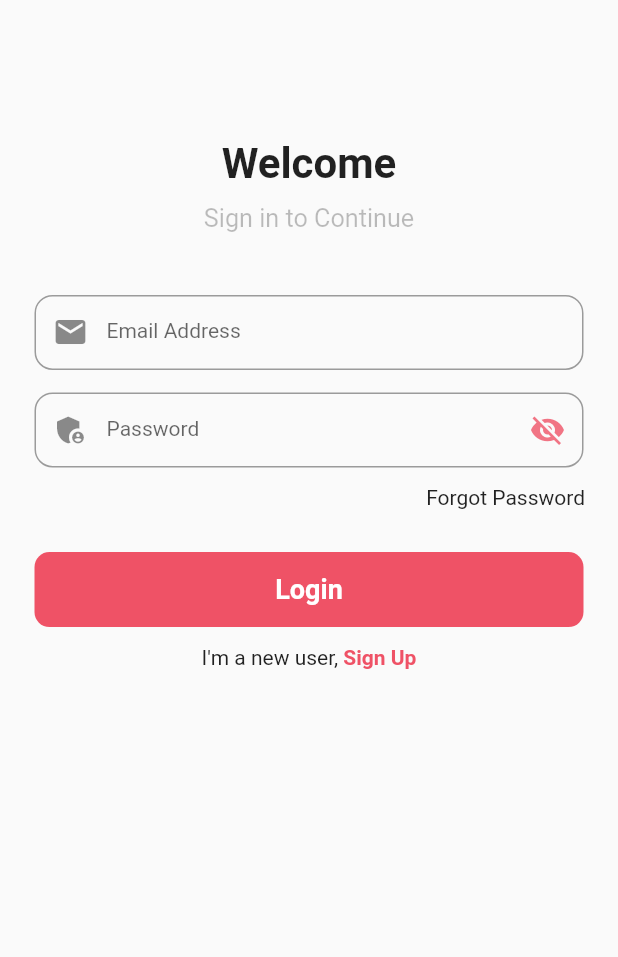
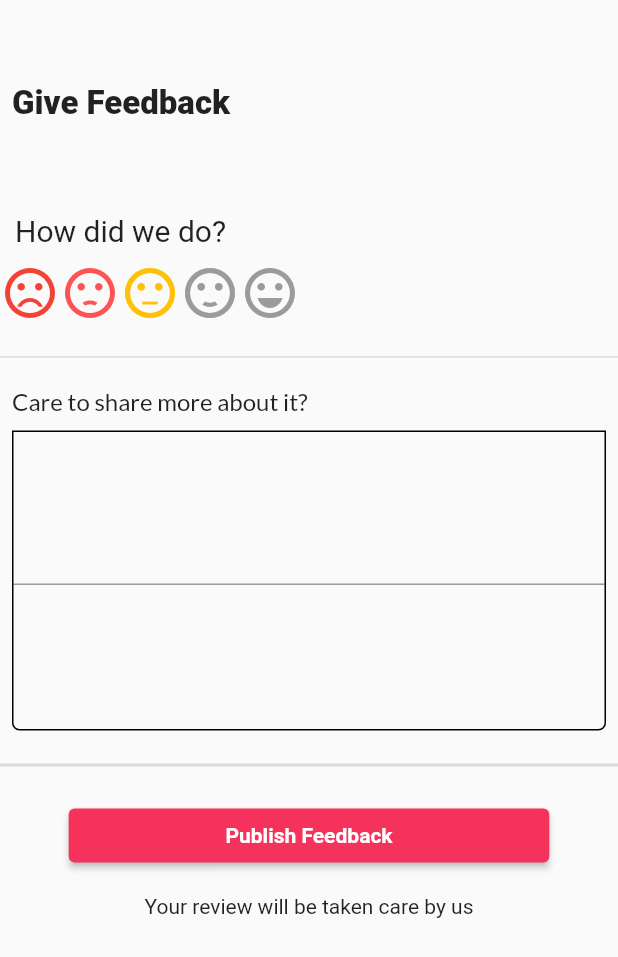
Before and after one commit to swapnilshah-simform/LunchTime_Flutter, a Flutter app: the screen it shows after launch, on a phone screen of 412 x 824 dp. Shown: the top 957 px of the screen. Run offline on Flutter 3.47's test engine with Material 2 defaults, Android fonts, the phone set to English and light mode, and no system bars; drawn by our look-alikes of flutter_rating_bar; our stand-ins replace dio, google_fonts, retrofit; generated files the repository leaves out were written again.

Commit message:
Feedback page completed

```diff
--- a/lib/custom_widgets/custom_button.dart
+++ b/lib/custom_widgets/custom_button.dart
@@ -1,4 +1,5 @@
 import 'package:flutter/material.dart';
+import 'package:google_fonts/google_fonts.dart';
 import 'package:lunchtime_frontend/utils/colors.dart';
 import 'package:lunchtime_frontend/utils/strings.dart';
 
@@ -28,8 +29,11 @@ class ElevatedGradientButton extends StatelessWidget {
         ),
         child: Text(
           label ?? StringApp.textFieldHintDisplay,
-          style: const TextStyle(
-              fontSize: 18, color: Colors.white, fontWeight: FontWeight.w600),
+          style: GoogleFonts.lato(
+            fontSize: 18,
+            color: Colors.white,
+            fontWeight: FontWeight.w600,
+          ),
         ),
         onPressed: () {
           onPressed!();
--- /dev/null
+++ b/lib/custom_widgets/feedback_widget.dart
@@ -0,0 +1,173 @@
+import 'package:flutter/material.dart';
+import 'package:flutter_rating_bar/flutter_rating_bar.dart';
+import 'package:google_fonts/google_fonts.dart';
+import 'package:lunchtime_frontend/utils/strings.dart';
+
+import '../data/feedback_model.dart';
+import '../retrofit/api_service.dart';
+
+class FeedbackScreenWidget extends StatelessWidget {
+  FeedbackScreenWidget({Key? key}) : super(key: key);
+
+  double star = 0;
+  String comment = "";
+  TextEditingController feedback = TextEditingController();
+
+  @override
+  Widget build(BuildContext context) {
+    return Column(
+      children: [
+        Padding(
+          padding: EdgeInsets.only(
+            left: 8,
+          ),
+          child: Align(
+            alignment: Alignment.topLeft,
+            child: Text(
+              StringApp.feedback,
+              style: TextStyle(fontSize: 22, fontWeight: FontWeight.w900),
+            ),
+          ),
+        ),
+        Padding(
+          padding: const EdgeInsets.only(top: 60.0, left: 10),
+          child: Align(
+            alignment: Alignment.topLeft,
+            child: Text(
+              StringApp.how,
+              textAlign: TextAlign.left,
+              style: (TextStyle(
+                fontSize: 20,
+              )),
+            ),
+          ),
+        ),
+        Padding(
+          padding: const EdgeInsets.only(top: 10.0),
+          child: Align(
+            alignment: Alignment.topLeft,
+            child: RatingBar.builder(
+              initialRating: 3,
+              itemCount: 5,
+              itemBuilder: (context, index) {
+                switch (index) {
+                  case 0:
+                    return Icon(
+                      Icons.sentiment_very_dissatisfied,
+                      color: Colors.red,
+                    );
+                  case 1:
+                    return Icon(
+                      Icons.sentiment_dissatisfied,
+                      color: Colors.redAccent,
+                    );
+                  case 2:
+                    return Icon(
+                      Icons.sentiment_neutral,
+                      color: Colors.amber,
+                    );
+                  case 3:
+                    return Icon(
+                      Icons.sentiment_satisfied,
+                      color: Colors.lightGreen,
+                    );
+                  case 4:
+                    return Icon(
+                      Icons.sentiment_very_satisfied,
+                      color: Colors.green,
+                    );
+                  default:
+                    return Container();
+                }
+              },
+              onRatingUpdate: (rating) {
+                star = rating;
+              },
+            ),
+          ),
+        ),
+        Padding(
+          padding: const EdgeInsets.only(top: 15.0),
+          child: Divider(
+            thickness: 1,
+          ),
+        ),
+        Padding(
+          padding: const EdgeInsets.only(top: 12.0, left: 8),
+          child: Align(
+            alignment: Alignment.topLeft,
+            child: Text(
+              StringApp.care,
+              style: GoogleFonts.lato(fontSize: 16),
+            ),
+          ),
+        ),
+        Padding(
+          padding: const EdgeInsets.only(left: 8.0, right: 8, top: 10),
+          child: Container(
+            height: 200,
+            decoration: BoxDecoration(
+              borderRadius: BorderRadius.only(
+                bottomLeft: Radius.circular(5),
+                bottomRight: Radius.circular(5),
+              ),
+              border: Border.all(
+                width: 1,
+              ),
+            ),
+            child: Padding(
+              padding: EdgeInsets.zero,
+              child: TextFormField(
+                controller: feedback,
+                decoration: InputDecoration(
+                  focusedBorder: InputBorder.none,
+                ),
+                style: GoogleFonts.lato(
+                  fontSize: 22,
+                ),
+                maxLines: 3,
+              ),
+            ),
+          ),
+        ),
+        Padding(
+          padding: const EdgeInsets.only(top: 15.0),
+          child: Divider(
+            thickness: 2,
+          ),
+        ),
+        Padding(
+          padding: const EdgeInsets.only(top: 15.0),
+          child: ElevatedButton(
+            onPressed: () async {
+              var res = await client.feedback(
+                FeedbackReview(
+                  menu_rev_star: star,
+                  menu_rev_comment: feedback.text,
+                ),
+              );
+              if (res.response.statusCode == 201) {
+                print("Sucess");
+              }
+            },
+            child: Container(
+              width: MediaQuery.of(context).size.width * 0.7,
+              child: Text(
+                StringApp.publsih,
+                textAlign: TextAlign.center,
+              ),
+            ),
+          ),
+        ),
+        Padding(
+          padding: const EdgeInsets.only(
+            top: 15.0,
+          ),
+          child: Text(
+            "Your review will be taken care by us",
+          ),
+        ),
+      ],
+    );
+  }
+}
--- /dev/null
+++ b/lib/data/feedback_model.dart
@@ -0,0 +1,19 @@
+import 'package:json_annotation/json_annotation.dart';
+
+part 'feedback_model.g.dart';
+
+@JsonSerializable()
+class FeedbackReview {
+  final double menu_rev_star;
+  final String menu_rev_comment;
+
+  FeedbackReview({
+    required this.menu_rev_star,
+    required this.menu_rev_comment,
+  });
+
+  factory FeedbackReview.fromJson(Map<String, dynamic> json) =>
+      _$FeedbackReviewFromJson(json);
+
+  Map<String, dynamic> toJson() => _$FeedbackReviewToJson(this);
+}
--- a/lib/main.dart
+++ b/lib/main.dart
@@ -1,7 +1,7 @@
 import 'package:flutter/material.dart';
 import 'package:flutter/services.dart';
 import 'package:lunchtime_frontend/routes/route_generator.dart';
-import 'package:lunchtime_frontend/screens/login_screen.dart';
+import 'package:lunchtime_frontend/screens/feedback_screen.dart';
 
 import 'utils/strings.dart';
 import 'utils/themes.dart';
@@ -15,6 +15,6 @@ void main() {
     debugShowCheckedModeBanner: false,
     theme: CustomTheme.lightTheme,
     title: StringApp.materialAppButtonTitle,
-    home: const LoginScreen(),
+    home: const FeedBackScreen(),
   ));
 }
--- a/lib/retrofit/api_service.dart
+++ b/lib/retrofit/api_service.dart
@@ -2,29 +2,36 @@ import 'package:dio/dio.dart';
 import 'package:retrofit/http.dart';
 import 'package:retrofit/retrofit.dart';
 
+import '../data/feedback_model.dart';
 import '../data/user_sign_up.dart';
 
 part 'api_service.g.dart';
 
 class Apis {
-  static const String signUp = 'register/';
-  static const String signIn = 'login/';
+  static const String signUp = 'api/register/';
+  static const String signIn = 'api/login/';
+  static const String feedback = 'api/feedback/';
 }
 
 @RestApi(baseUrl: "http://172.16.3.143:8000/")
 abstract class ApiClient {
   factory ApiClient(Dio dio, {required String baseUrl}) {
-    dio.interceptors.add(LogInterceptor(requestBody: true, responseBody: true));
+    dio.interceptors.add(
+      LogInterceptor(requestBody: true, responseBody: true),
+    );
     return _ApiClient(dio, baseUrl: baseUrl);
   }
 
   @POST(Apis.signUp)
   Future<HttpResponse<UserSignUp>> signUP(@Body() UserSignUp user);
+
+  @POST(Apis.feedback)
+  Future<HttpResponse<FeedbackReview>> feedback(@Body() FeedbackReview feed);
 }
 
 final client = ApiClient(
   Dio(
     BaseOptions(contentType: "application/json"),
   ),
-  baseUrl: "http://172.16.3.143:8000/api/",
+  baseUrl: "http://172.16.3.143:8000/",
 );
--- /dev/null
+++ b/lib/screens/feedback_screen.dart
@@ -0,0 +1,21 @@
+import 'package:flutter/material.dart';
+import 'package:lunchtime_frontend/custom_widgets/feedback_widget.dart';
+
+class FeedBackScreen extends StatelessWidget {
+  const FeedBackScreen({Key? key}) : super(key: key);
+
+  @override
+  Widget build(BuildContext context) {
+    return Scaffold(
+      body: Column(
+        children: [
+          AppBar(
+            backgroundColor: Colors.transparent,
+            elevation: 0,
+          ),
+          FeedbackScreenWidget(),
+        ],
+      ),
+    );
+  }
+}
--- a/lib/utils/strings.dart
+++ b/lib/utils/strings.dart
@@ -37,6 +37,10 @@ class StringApp {
   static const registrationCompleted = 'Registration Completed';
   static const invalidPassword = 'Invalid Password';
   static const somethingWentWrong = 'somthing went wrong';
+  static const feedback = "Give Feedback";
+  static const care = "Care to share more about it?";
+  static const how = "How did we do?";
+  static const publsih = "Publish Feedback";
 
   static const loginRoute = '/login';
   static const signUpRoute = '/Sign-up';
--- a/pubspec.yaml
+++ b/pubspec.yaml
@@ -37,7 +37,8 @@ dependencies:
   cupertino_icons: ^1.0.2
   retrofit: ^3.0.1+1
   json_annotation: ^4.4.0
-
+  flutter_rating_bar: ^4.0.0
+  google_fonts: ^2.3.1
 
 dev_dependencies:
   flutter_test:
```
Also changed, not shown: lib/data/feedback_model.g.dart (added), lib/retrofit/api_service.g.dart, pubspec.lock, 3 other files.
